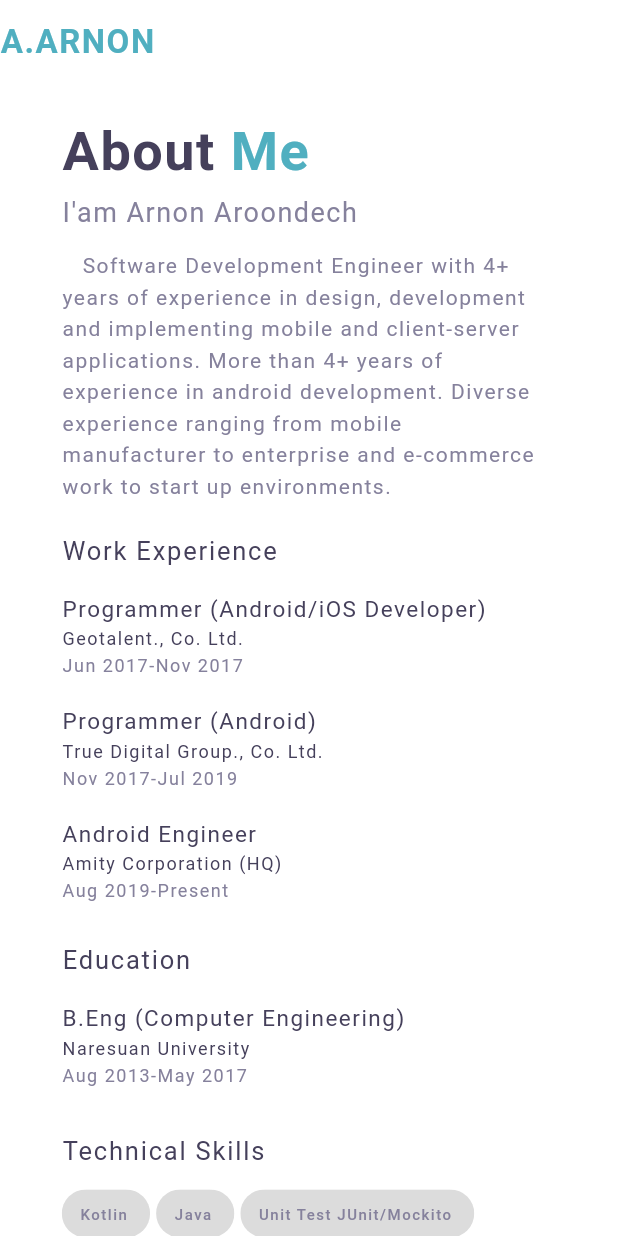
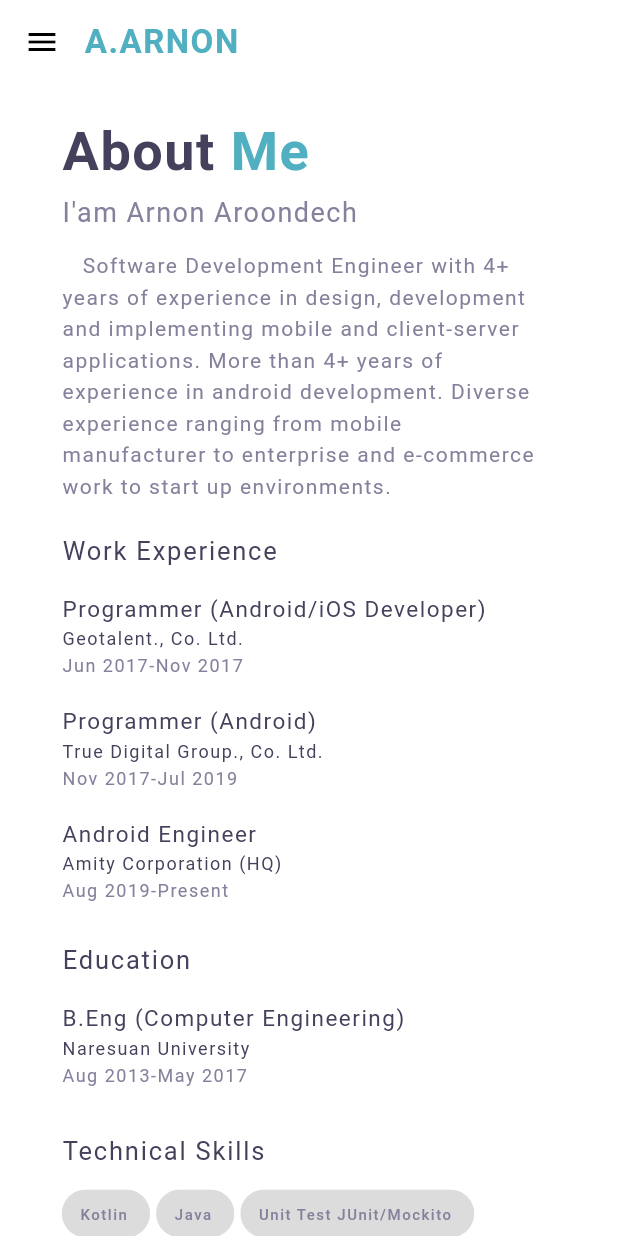
Before and after one commit to W8GOD/flutter-my-portfolio, a Flutter app: the AboutPage screen opened directly, on a phone screen of 412 x 824 dp. Run offline on Flutter 3.47's test engine with Material 2 defaults, Android fonts, the light colour scheme and no system bars; our stand-ins replace animated_text_kit; missing offline and left inert: dart:html; network calls fail; Roboto replaces fonts that are missing (QuicksandBold).

Commit message:
adjust about me page layout #4

```diff
--- a/lib/constants/assets.dart
+++ b/lib/constants/assets.dart
@@ -1,10 +1,10 @@
 class Assets {
   Assets._();
 
-  static const String profile_image = 'assets/images/programmer.png';
+  static const String ic_profile = 'assets/images/programmer.png';
 
   // social icons
-  static const String medium = 'assets/icons/ic_medium.png';
-  static const String github = 'assets/icons/ic_github.png';
-  static const String linkedin = 'assets/icons/ic_linkedin.png';
+  static const String ic_medium = 'assets/icons/ic_medium.png';
+  static const String ic_github = 'assets/icons/ic_github.png';
+  static const String ic_linkedin = 'assets/icons/ic_linkedin.png';
 }
--- a/lib/ui/about.dart
+++ b/lib/ui/about.dart
@@ -13,6 +13,7 @@ import 'package:my_portfolio/widgets/responsive_widget.dart';
 class AboutPage extends NavigationActions {
   @override
   Widget build(BuildContext context) {
+    GlobalKey<ScaffoldState> _drawerKey = GlobalKey();
     return Material(
       color: Color(Colours.color_snow),
       child: Padding(
@@ -21,8 +22,9 @@ class AboutPage extends NavigationActions {
             : EdgeInsets.symmetric(
                 horizontal: (ScreenUtil.getInstance().setWidth(108))),
         child: Scaffold(
+          key: _drawerKey,
           backgroundColor: Colors.transparent,
-          appBar: buildAppBar(context) as PreferredSizeWidget,
+          appBar: buildAppBar(context, _drawerKey) as PreferredSizeWidget,
           drawer: buildDrawer(context),
           body: LayoutBuilder(builder: (context, constraints) {
             return _buildBody(context, constraints);
@@ -199,7 +201,6 @@ class AboutPage extends NavigationActions {
         SelectableText(
           summary,
           style: TextStyles.body.copyWith(
-            fontFamily: Fonts.quicksand_bold,
             fontSize: ResponsiveWidget.isSmallScreen(context) ? 14 : 16.0,
           ),
         ),
--- a/lib/ui/navigation_actions.dart
+++ b/lib/ui/navigation_actions.dart
@@ -13,9 +13,13 @@ import 'about.dart';
 import 'home.dart';
 
 abstract class NavigationActions extends StatelessWidget {
-  Widget buildAppBar(BuildContext context, {enableAppBarButton = false}) {
+  Widget buildAppBar(
+      BuildContext context, GlobalKey<ScaffoldState> _drawerKey) {
     return AppBar(
-      automaticallyImplyLeading: enableAppBarButton,
+      automaticallyImplyLeading: ResponsiveWidget.isSmallScreen(context),
+      leading: ResponsiveWidget.isSmallScreen(context)
+          ? _buildLeadingIconButton(_drawerKey)
+          : null,
       titleSpacing: 0.0,
       title: buildTitle(),
       backgroundColor: Colors.transparent,
@@ -23,6 +27,15 @@ abstract class NavigationActions extends StatelessWidget {
       actions: !ResponsiveWidget.isSmallScreen(context)
           ? buildActions(context)
           : null,
+    );
+  }
+
+  Widget _buildLeadingIconButton(GlobalKey<ScaffoldState> _drawerKey) {
+    return IconButton(
+      icon: Icon(Icons.menu),
+      onPressed: () {
+        _drawerKey.currentState?.openDrawer();
+      },
     );
   }
 
@@ -147,7 +160,7 @@ abstract class NavigationActions extends StatelessWidget {
                 "https://www.linkedin.com/in/arnon-aroondech", "LinkedIn");
           },
           child: Image.network(
-            Assets.linkedin,
+            Assets.ic_linkedin,
             color: Color(Colours.color_primary_dark),
             height: 20.0,
             width: 20.0,
@@ -159,7 +172,7 @@ abstract class NavigationActions extends StatelessWidget {
             html.window.open("https://medium.com/@arnona56", "Medium");
           },
           child: Image.network(
-            Assets.medium,
+            Assets.ic_medium,
             color: Color(Colours.color_primary_dark),
             height: 20.0,
             width: 20.0,
@@ -171,7 +184,7 @@ abstract class NavigationActions extends StatelessWidget {
             html.window.open("https://github.com/W8GOD", "Github");
           },
           child: Image.network(
-            Assets.github,
+            Assets.ic_github,
             color: Color(Colours.color_primary_dark),
             height: 20.0,
             width: 20.0,
@@ -187,8 +200,7 @@ abstract class NavigationActions extends StatelessWidget {
   }
 
   void navigateToNextHomePage(BuildContext context) {
-    Route route = MaterialPageRoute(builder: (context) => HomePage());
     Navigator.of(context)
-        .pushAndRemoveUntil(route, (Route<dynamic> route) => false);
+        .push(MaterialPageRoute(builder: (context) => HomePage()));
   }
 }
```
Also changed, not shown: lib/ui/home.dart (+6 -5 lines), 2 other files.
